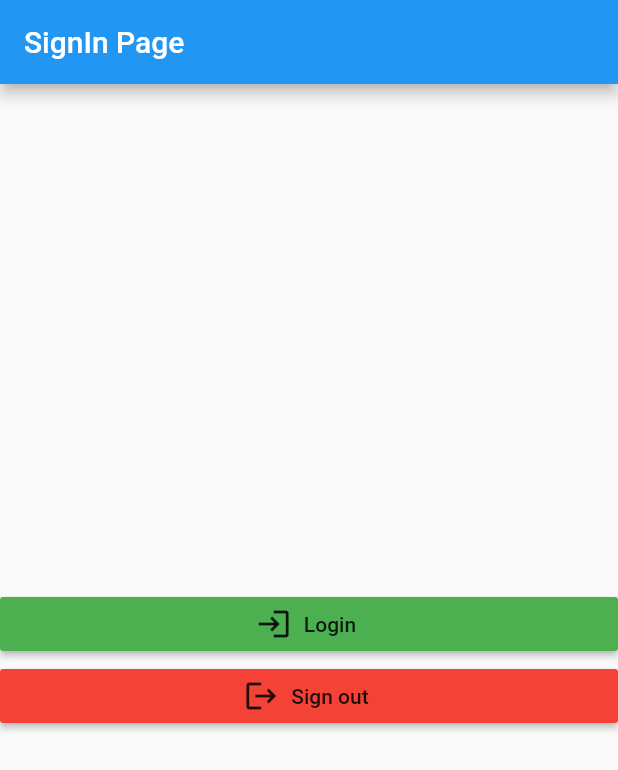
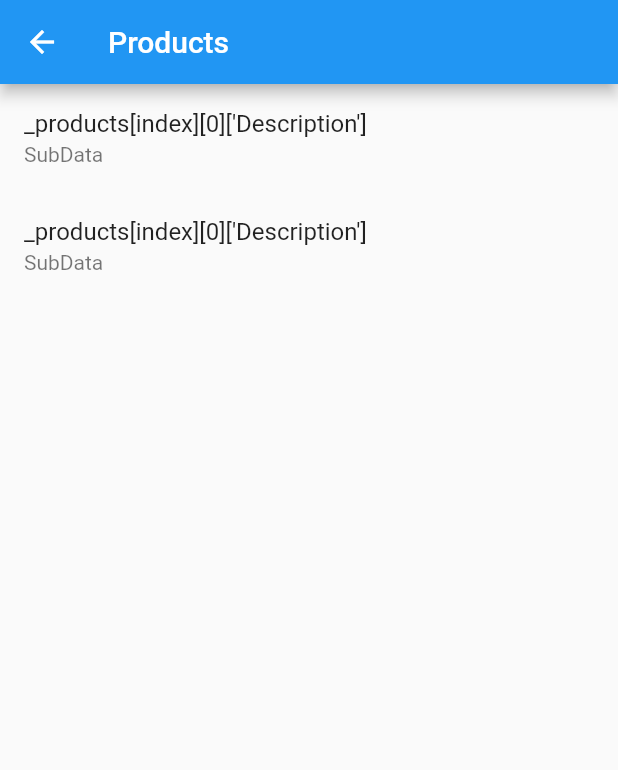
Before and after one commit to ketan-glitch/onlinestore, a Flutter app: the screen it shows after launch, on a phone screen of 412 x 824 dp. Shown: the top 770 px of the screen. Run offline on Flutter 3.47's test engine with Material 2 defaults, Android fonts, the phone set to English and light mode, and no system bars; our stand-ins replace firebase_auth, firebase_core, google_sign_in; accounts and stored records are empty; statements that could not run were skipped.

Commit message:
started with json

```diff
--- /dev/null
+++ b/lib/models/product.dart
@@ -0,0 +1,85 @@
+// To parse this JSON data, do
+//
+//     final products = productsFromJson(jsonString);
+
+import 'dart:convert';
+
+Products productsFromJson(String str) => Products.fromJson(json.decode(str));
+
+String productsToJson(Products data) => json.encode(data.toJson());
+
+class Products {
+    Products({
+        this.products,
+    });
+
+    List<Product> products;
+
+    factory Products.fromJson(Map<String, dynamic> json) => Products(
+        products: List<Product>.from(json["Products"].map((x) => Product.fromJson(x))),
+    );
+
+    Map<String, dynamic> toJson() => {
+        "Products": List<dynamic>.from(products.map((x) => x.toJson())),
+    };
+}
+
+class Product {
+    Product({
+        this.aloeveraSoap,
+        this.herbalFaceWash,
+        this.apples,
+        this.organicCabbage,
+    });
+
+    AloeveraSoap aloeveraSoap;
+    AloeveraSoap herbalFaceWash;
+    AloeveraSoap apples;
+    AloeveraSoap organicCabbage;
+
+    factory Product.fromJson(Map<String, dynamic> json) => Product(
+        aloeveraSoap: json["Aloevera Soap"] == null ? null : AloeveraSoap.fromJson(json["Aloevera Soap"]),
+        herbalFaceWash: json["Herbal Face Wash"] == null ? null : AloeveraSoap.fromJson(json["Herbal Face Wash"]),
+        apples: json["Apples"] == null ? null : AloeveraSoap.fromJson(json["Apples"]),
+        organicCabbage: json["Organic Cabbage"] == null ? null : AloeveraSoap.fromJson(json["Organic Cabbage"]),
+    );
+
+    Map<String, dynamic> toJson() => {
+        "Aloevera Soap": aloeveraSoap == null ? null : aloeveraSoap.toJson(),
+        "Herbal Face Wash": herbalFaceWash == null ? null : herbalFaceWash.toJson(),
+        "Apples": apples == null ? null : apples.toJson(),
+        "Organic Cabbage": organicCabbage == null ? null : organicCabbage.toJson(),
+    };
+}
+
+class AloeveraSoap {
+    AloeveraSoap({
+        this.description,
+        this.category,
+        this.price,
+        this.rating,
+        this.stock,
+    });
+
+    String description;
+    String category;
+    int price;
+    double rating;
+    int stock;
+
+    factory AloeveraSoap.fromJson(Map<String, dynamic> json) => AloeveraSoap(
+        description: json["Description"],
+        category: json["Category"],
+        price: json["Price"],
+        rating: json["Rating"].toDouble(),
+        stock: json["Stock"],
+    );
+
+    Map<String, dynamic> toJson() => {
+        "Description": description,
+        "Category": category,
+        "Price": price,
+        "Rating": rating,
+        "Stock": stock,
+    };
+}
--- /dev/null
+++ b/lib/pages/dashboard.dart
@@ -0,0 +1,53 @@
+import 'dart:convert';
+import 'package:flutter/material.dart';
+import 'package:flutter/services.dart';
+// import 'package:http/http.dart';
+// import 'package:onlinestore/json/products.json' as data;
+
+class Dashboard extends StatefulWidget {
+  @override
+  _DashboardState createState() => _DashboardState();
+}
+
+class _DashboardState extends State<Dashboard> {
+  // static const String url ='https://run.mocky.io/v3/43929819-0a6f-498e-8f6e-f8841bc64b7a';
+  // Map<String, List> _products;
+  // bool _loading;
+  @override
+  void initState() {
+    super.initState();
+    // _loading = true;
+    // Services.getdata().then((value) {
+    //   _products = value;
+    // Map<String, dynamic> temp =
+    //     _products['Aloevera Soap'] as Map<String, dynamic>;
+    //   print(_products);
+    //   _loading = false;
+    // });
+    List<dynamic> response;
+    response = loadAsset() as List;
+    print(response);
+  }
+
+  Future<String> loadAsset() async {
+    return jsonDecode(await rootBundle.loadString('assets/config.json'));
+  }
+  // void reqRecord() async {}
+
+  @override
+  Widget build(BuildContext context) {
+    return Scaffold(
+        appBar: AppBar(
+          title: Text('Products'),
+        ),
+        body: ListView.builder(
+          itemCount: 2,
+          itemBuilder: (context, index) {
+            return ListTile(
+              title: Text("_products[index][0]['Description']"),
+              subtitle: Text('SubData'),
+            );
+          },
+        ));
+  }
+}
--- a/pubspec.yaml
+++ b/pubspec.yaml
@@ -31,6 +31,7 @@ dependencies:
   firebase_auth:
   google_sign_in:
   firebase_core:
+  http: ^0.12.2
 
 dev_dependencies:
   flutter_test:
@@ -48,7 +49,8 @@ flutter:
   uses-material-design: true
 
   # To add assets to your application, add an assets section, like this:
-  # assets:
+  assets:
+    - lib/json/products.json
   #   - images/a_dot_burr.jpeg
   #   - images/a_dot_ham.jpeg
 
```
Also changed, not shown: lib/json/products.json (added, +40 -0 lines), lib/main.dart (+7 -1 lines), lib/services/services.dart (added, +24 -0 lines), pubspec.lock.
